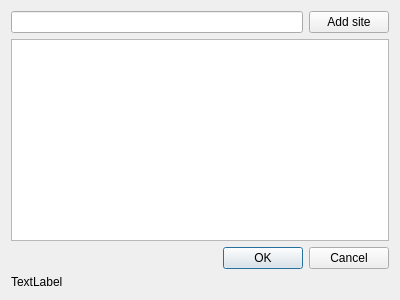
finbargiusti/Concentration, file Concentration/blocked.ui: the form before one commit.
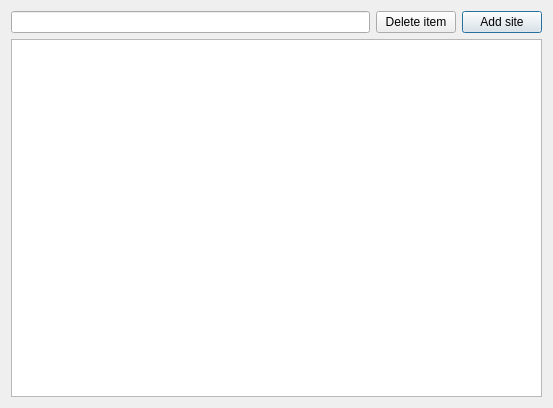
The form after the commit.

Diff of the .ui file:
```diff
--- a/Concentration/blocked.ui
+++ b/Concentration/blocked.ui
@@ -6,8 +6,8 @@
    <rect>
     <x>0</x>
     <y>0</y>
-    <width>400</width>
-    <height>300</height>
+    <width>553</width>
+    <height>408</height>
    </rect>
   </property>
   <property name="windowTitle">
@@ -19,35 +19,25 @@
      <item row="0" column="0">
       <widget class="QLineEdit" name="lineEdit"/>
      </item>
-     <item row="0" column="1">
+     <item row="0" column="2">
       <widget class="QPushButton" name="pushButton">
        <property name="text">
         <string>Add site</string>
        </property>
       </widget>
      </item>
+     <item row="0" column="1">
+      <widget class="QPushButton" name="pushButton_2">
+       <property name="text">
+        <string>Delete item</string>
+       </property>
+      </widget>
+     </item>
     </layout>
    </item>
    <item>
     <widget class="QListWidget" name="listWidget"/>
    </item>
-   <item>
-    <widget class="QDialogButtonBox" name="buttonBox">
-     <property name="orientation">
-      <enum>Qt::Horizontal</enum>
-     </property>
-     <property name="standardButtons">
-      <set>QDialogButtonBox::Cancel|QDialogButtonBox::Ok</set>
-     </property>
-    </widget>
-   </item>
-   <item>
-    <widget class="QLabel" name="label">
-     <property name="text">
-      <string>TextLabel</string>
-     </property>
-    </widget>
-   </item>
   </layout>
  </widget>
  <resources/>
```
Left out of the diff: 35 changed lines with no effect on the pictures.
